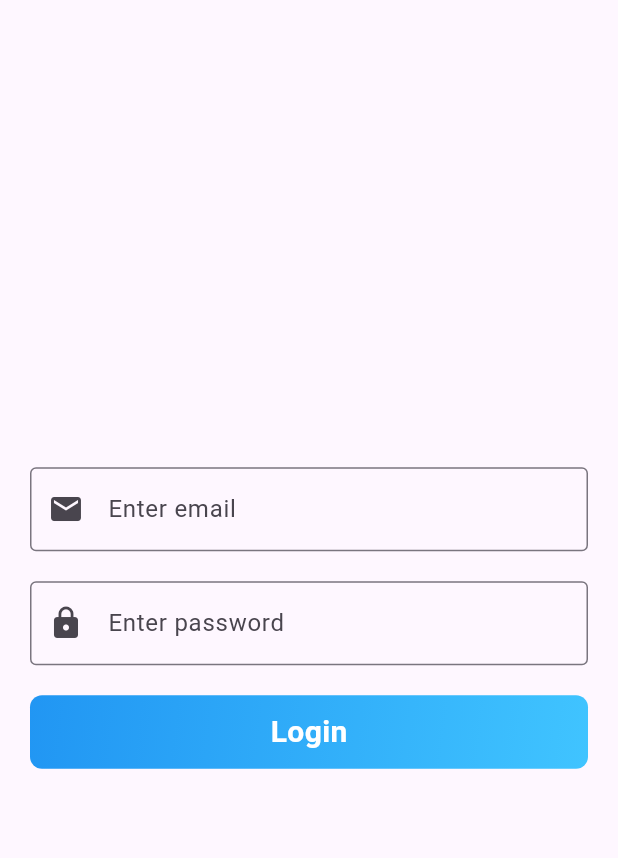
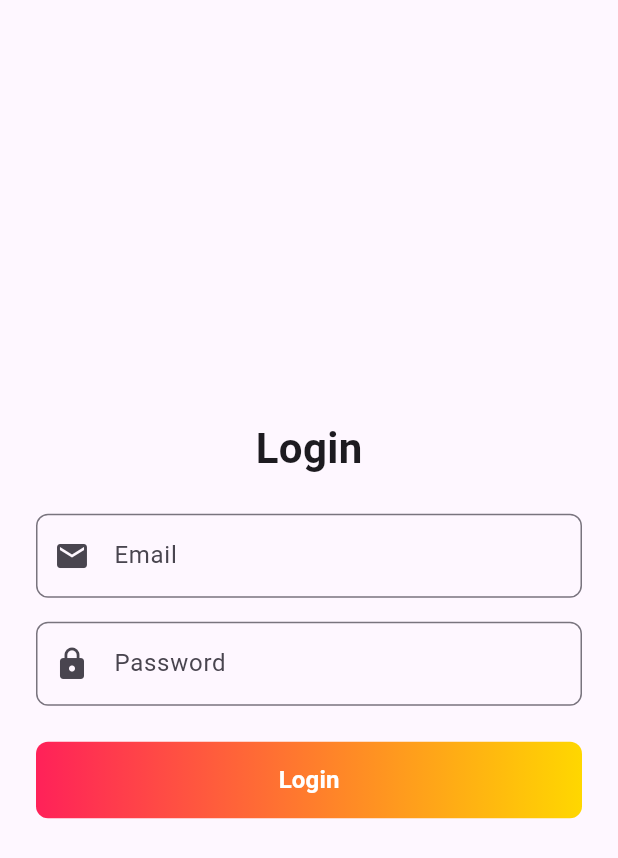
Before and after one commit to mashimwe/elevate-mobile-app, a Flutter app: the screen it shows after launch, on a phone screen of 412 x 824 dp. Shown: the top 858 px of the screen. Run offline on Flutter 3.47's test engine with Material 3 defaults, Android fonts, the light colour scheme and no system bars.

Commit message:
Login Page

```diff
--- a/lib/main.dart
+++ b/lib/main.dart
@@ -1,11 +1,11 @@
 import 'package:era92_elevate/screens/app_screens/home_screen.dart';
+import 'package:era92_elevate/screens/auth_screens/loginPage.dart';
 import 'package:era92_elevate/screens/auth_screens/login_screen.dart';
 import 'package:flutter/material.dart';
 
 void main() {
   runApp(const MyApp());
 }
-
 class MyApp extends StatelessWidget {
   const MyApp({super.key});
 
@@ -17,7 +17,7 @@ class MyApp extends StatelessWidget {
       theme: ThemeData(
         colorScheme: ColorScheme.fromSeed(seedColor: Colors.deepPurple),
       ),
-      home: const LoginScreen(),
+      home: const LoginPage(),
     );
   }
 }
--- /dev/null
+++ b/lib/screens/auth_screens/loginPage.dart
@@ -0,0 +1,81 @@
+import 'package:flutter/material.dart';
+
+class LoginPage extends StatelessWidget {
+  const LoginPage({super.key});
+
+  @override
+  Widget build(BuildContext context) {
+    return MaterialApp(
+      home: Scaffold(
+        body: Padding(
+          padding: const EdgeInsets.all(24.0),
+          child: Column(
+            mainAxisAlignment: MainAxisAlignment.center,
+            children: [
+              const Text(
+                'Login',
+                style: TextStyle(fontSize: 28, fontWeight: FontWeight.bold),
+              ),
+              const SizedBox(height: 24),
+              TextField(
+                decoration: InputDecoration(
+                  labelText: 'Email',
+                  prefixIcon: const Icon(Icons.email),
+                  border: OutlineInputBorder(
+                    borderRadius: BorderRadius.circular(8),
+                  ),
+                ),
+              ),
+              const SizedBox(height: 16),
+              TextField(
+                obscureText: true,
+                decoration: InputDecoration(
+                  labelText: 'Password',
+                  prefixIcon: const Icon(Icons.lock),
+                  border: OutlineInputBorder(
+                    borderRadius: BorderRadius.circular(8),
+                  ),
+                ),
+              ),
+               const SizedBox(height: 24),
+
+              // 👇 Gradient button
+              DecoratedBox(
+                decoration: BoxDecoration(
+                  gradient: const LinearGradient(
+                    colors: [
+                      Color.fromARGB(255, 255, 33, 89), // orange
+                      Color(0xFFFFD700), // yellow
+                    ],
+                    begin: Alignment.centerLeft,
+                    end: Alignment.centerRight,
+                  ),
+                  borderRadius: BorderRadius.circular(8),
+                ),
+                child: SizedBox(
+                  width: double.infinity,
+                  child: ElevatedButton(
+                    onPressed: () {},
+                    style: ElevatedButton.styleFrom(
+                      backgroundColor: Colors.transparent, // let gradient show
+                      shadowColor: Colors.transparent,     // remove default shadow
+                      padding: const EdgeInsets.symmetric(vertical: 14),
+                    ),
+                    child: const Text(
+                      'Login',
+                      style: TextStyle(
+                        color: Colors.white,
+                        fontSize: 16,
+                        fontWeight: FontWeight.bold,
+                      ),
+                    ),
+                  ),
+                ),
+              ),
+            ],
+          ),
+        ),
+      ),
+    );
+  }
+}
```
Also changed, not shown: pubspec.lock.
